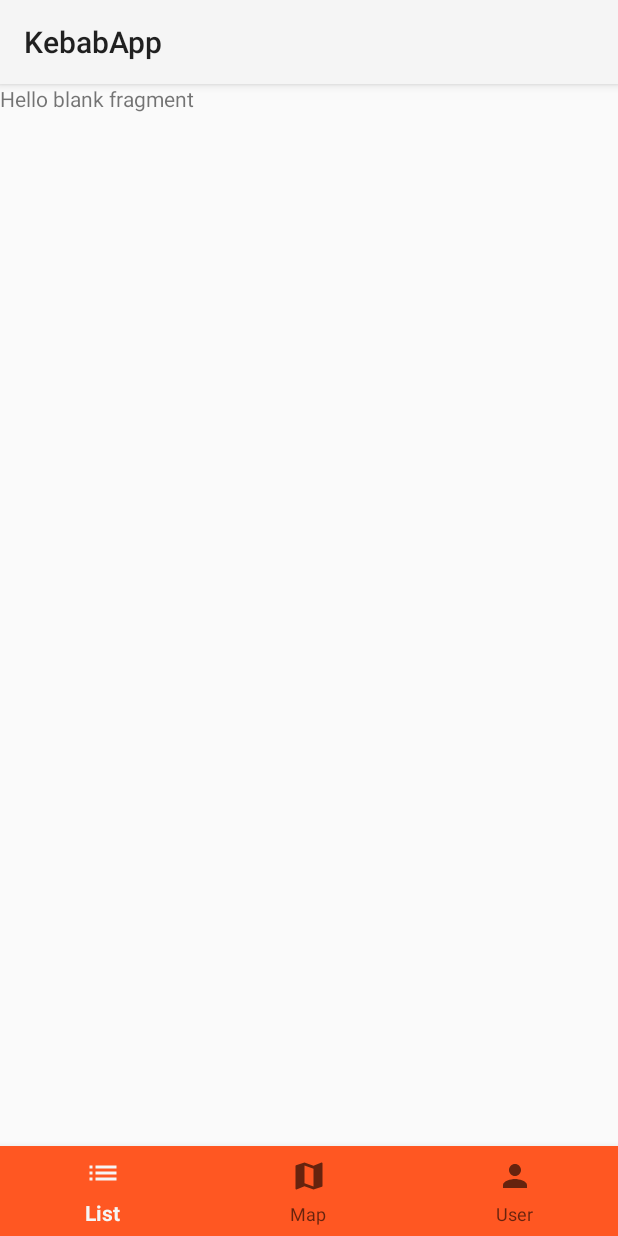
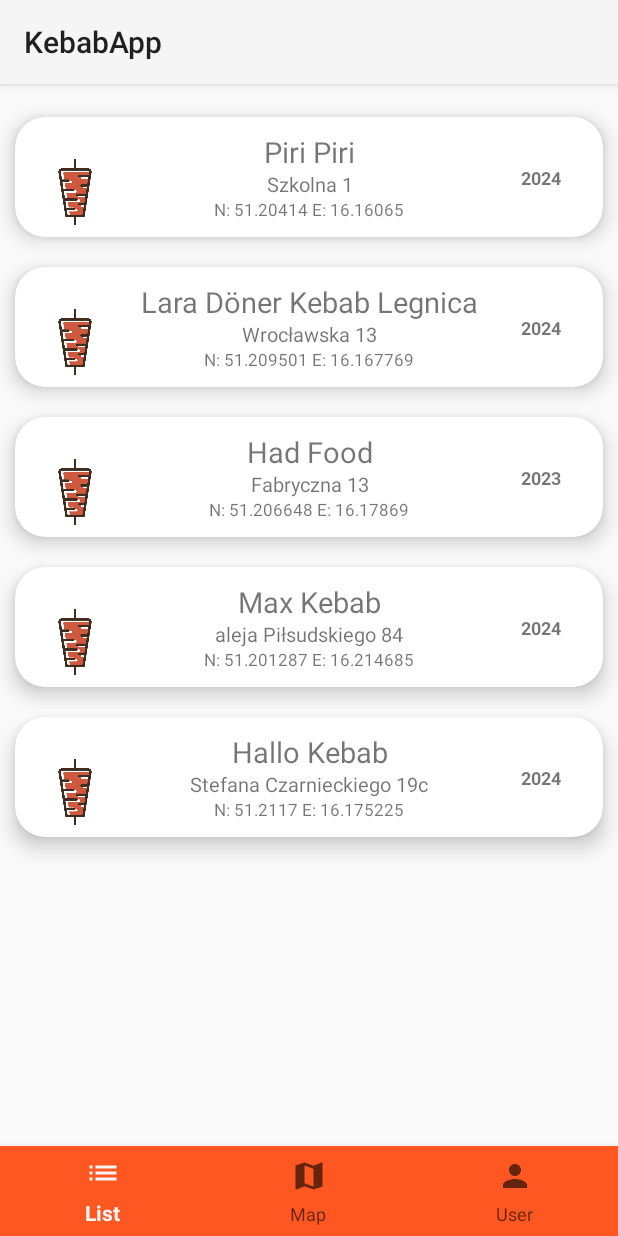
Before and after one commit to sam21401/Kebab-Map-App, an Android app built with Jetpack Compose: the KebabListFragment screen opened through its navigation route, on a phone screen of 412 x 824 dp. Run offline under Robolectric (Android 15) with nearby library versions, the phone set to English and light mode, and no system bars; our stand-ins replace navigation-ui.

Commit message:
1 kebab list (#24)
* fixing navigation bar

* styling nav bar

* code cleanup

* code cleanup v2

* implementing kebab places listing

* styling kebab list

* lint formating fixes

* cleanup v2

* cleanup v3

```diff
--- a/app/src/main/assets/sampledata.json
+++ b/app/src/main/assets/sampledata.json
@@ -3,18 +3,35 @@
     "kebabName": "Piri Piri",
     "address": "Szkolna 1",
     "lat": "51.204140",
-    "long": "16.160650"
+    "long": "16.160650",
+    "openingYear": "2024"
   },
   {
     "kebabName": "Lara Döner Kebab Legnica",
     "address": "Wrocławska 13",
     "lat": "51.209501",
-    "long": "16.167769"
+    "long": "16.167769",
+    "openingYear": "2024"
   },
   {
     "kebabName": "Had Food",
     "address": "Fabryczna 13",
     "lat": "51.206648",
-    "long": "16.178690"
+    "long": "16.178690",
+    "openingYear": "2023"
+  },
+  {
+    "kebabName": "Max Kebab",
+    "address": "aleja Piłsudskiego 84",
+    "lat": "51.201287",
+    "long":"16.214685",
+    "openingYear": "2024"
+  },
+  {
+    "kebabName": "Hallo Kebab",
+    "address": "Stefana Czarnieckiego 19c",
+    "lat": "51.211700",
+    "long": "16.175225",
+    "openingYear": "2024"
   }
 ]
--- a/app/src/main/java/com/example/kebabapp/KebabPlaceItem.kt
+++ b/app/src/main/java/com/example/kebabapp/KebabPlaceItem.kt
@@ -5,4 +5,5 @@ data class KebabPlaceItem(
     val kebabName: String,
     val lat: Double,
     val long: Double,
+    val openingYear: Int,
 )
--- /dev/null
+++ b/app/src/main/java/com/example/kebabapp/fragments/kebablist/AdapterClass.kt
@@ -0,0 +1,46 @@
+package com.example.kebabapp.fragments.kebablist
+
+import android.view.LayoutInflater
+import android.view.View
+import android.view.ViewGroup
+import android.widget.TextView
+import androidx.recyclerview.widget.RecyclerView
+import com.example.kebabapp.KebabPlaces
+import com.example.kebabapp.R
+
+class AdapterClass(private val dataList: KebabPlaces) : RecyclerView.Adapter<AdapterClass.ViewHolderClass>() {
+    class ViewHolderClass(itemView: View) : RecyclerView.ViewHolder(itemView) {
+        val rvName: TextView = itemView.findViewById(R.id.kebab_name)
+        val rvAddress: TextView = itemView.findViewById(R.id.kebab_address)
+        val rvOpeningYear: TextView = itemView.findViewById(R.id.kebab_opening_year)
+        val rvLatLng: TextView = itemView.findViewById(R.id.kebab_latlng)
+    }
+
+    override fun onCreateViewHolder(
+        parent: ViewGroup,
+        viewType: Int,
+    ): ViewHolderClass {
+        val itemView = LayoutInflater.from(parent.context).inflate(R.layout.item_layout, parent, false)
+        return ViewHolderClass(itemView)
+    }
+
+    override fun getItemCount(): Int {
+        return dataList.size
+    }
+
+    override fun onBindViewHolder(
+        holder: ViewHolderClass,
+        position: Int,
+    ) {
+        val currentItem = dataList[position]
+        holder.rvName.text = currentItem.kebabName
+        holder.rvAddress.text = currentItem.address
+        holder.rvLatLng.text =
+            holder.itemView.context.getString(
+                R.string.lat_lng_format,
+                currentItem.lat.toString(),
+                currentItem.long.toString(),
+            )
+        holder.rvOpeningYear.text = currentItem.openingYear.toString()
+    }
+}
--- a/app/src/main/java/com/example/kebabapp/fragments/kebablist/KebabListFragment.kt
+++ b/app/src/main/java/com/example/kebabapp/fragments/kebablist/KebabListFragment.kt
@@ -5,15 +5,30 @@ import android.view.LayoutInflater
 import android.view.View
 import android.view.ViewGroup
 import androidx.fragment.app.Fragment
+import androidx.lifecycle.ViewModelProvider
+import androidx.recyclerview.widget.LinearLayoutManager
+import androidx.recyclerview.widget.RecyclerView
+import com.example.kebabapp.KebabPlaceViewModel
 import com.example.kebabapp.R
 
 class KebabListFragment : Fragment() {
+    private lateinit var recyclerView: RecyclerView
+
     override fun onCreateView(
         inflater: LayoutInflater,
         container: ViewGroup?,
         savedInstanceState: Bundle?,
     ): View? {
-        // Inflate the layout for this fragment
-        return inflater.inflate(R.layout.fragment_kebab_list, container, false)
+        val view = inflater.inflate(R.layout.fragment_kebab_list, container, false)
+        recyclerView = view.findViewById(R.id.recyclerView)
+        recyclerView.layoutManager = LinearLayoutManager(context)
+        recyclerView.setHasFixedSize(true)
+        getData()
+        return view
+    }
+
+    private fun getData() {
+        val kebabViewModel = ViewModelProvider(requireActivity()).get(KebabPlaceViewModel::class.java)
+        recyclerView.adapter = AdapterClass(kebabViewModel.getKebabPlaces())
     }
 }
--- a/app/src/main/java/com/example/kebabapp/fragments/kebabmap/KebabMapFragment.kt
+++ b/app/src/main/java/com/example/kebabapp/fragments/kebabmap/KebabMapFragment.kt
@@ -26,19 +26,12 @@ class KebabMapFragment : Fragment() {
         OnMapReadyCallback { googleMap ->
 
             val legnicaCity = LatLng(51.2070, 16.1753)
-            val exampleKebabLatLng = LatLng(51.204137, 16.160657)
             val kebabViewModel = ViewModelProvider(requireActivity()).get(KebabPlaceViewModel::class.java)
             Log.i("XDDDDDDDD", kebabViewModel.getKebabPlaces().toString())
-        /*val markerOptionKebab = MarkerOptions()
-        markerOptionKebab.position(ExampleKebabLatLng)
-        markerOptionKebab.title("Piri-Piri")
-        markerOptionKebab.snippet("Craft Kebab!")
-        markerOptionKebab.icon(BitmapDescriptorFactory.fromBitmap(getBitmapFromDrawable(R.drawable.ic_kebab_marker)))*/
-            var listOfMarkers = createListOfMarkers(kebabViewModel.getKebabPlaces())
+            val listOfMarkers = createListOfMarkers(kebabViewModel.getKebabPlaces())
             for (e in listOfMarkers) {
                 googleMap.addMarker(e)
             }
-            // googleMap.addMarker(markerOptionKebab)
             googleMap.moveCamera(CameraUpdateFactory.newLatLngZoom(legnicaCity, 14f))
             googleMap.setMapStyle(MapStyleOptions.loadRawResourceStyle(context, R.raw.map_style_basic))
         }
@@ -71,9 +64,9 @@ class KebabMapFragment : Fragment() {
     }
 
     private fun createListOfMarkers(kebabPlaces: KebabPlaces): MutableList<MarkerOptions> {
-        var listOfMarkers: MutableList<MarkerOptions> = mutableListOf()
+        val listOfMarkers: MutableList<MarkerOptions> = mutableListOf()
         for (item in kebabPlaces) {
-            var markerOptions = MarkerOptions()
+            val markerOptions = MarkerOptions()
             markerOptions.title(item.kebabName)
             markerOptions.snippet(item.address)
             markerOptions.position(LatLng(item.lat, item.long))
--- a/app/src/main/res/layout/fragment_kebab_list.xml
+++ b/app/src/main/res/layout/fragment_kebab_list.xml
@@ -1,14 +1,13 @@
 <?xml version="1.0" encoding="utf-8"?>
-<FrameLayout xmlns:android="http://schemas.android.com/apk/res/android"
-    xmlns:tools="http://schemas.android.com/tools"
-    android:layout_width="match_parent"
-    android:layout_height="match_parent"
-    tools:context=".fragments.kebablist.KebabListFragment">
-
-    <!-- TODO: Update blank fragment layout -->
-    <TextView
+<androidx.constraintlayout.widget.ConstraintLayout android:layout_height="match_parent"
+    xmlns:android="http://schemas.android.com/apk/res/android"
+    android:layout_width="match_parent">
+    <androidx.recyclerview.widget.RecyclerView
         android:layout_width="match_parent"
         android:layout_height="match_parent"
-        android:text="@string/hello_blank_fragment" />
+        android:id="@+id/recyclerView"
+        android:layout_marginTop="12dp">
 
-</FrameLayout>
+    </androidx.recyclerview.widget.RecyclerView>
+
+</androidx.constraintlayout.widget.ConstraintLayout>
--- /dev/null
+++ b/app/src/main/res/layout/item_layout.xml
@@ -0,0 +1,79 @@
+<?xml version="1.0" encoding="utf-8"?>
+<androidx.cardview.widget.CardView xmlns:android="http://schemas.android.com/apk/res/android"
+    android:layout_width="match_parent"
+    android:layout_height="wrap_content"
+    android:layout_marginHorizontal="10dp"
+    android:layout_marginVertical="10dp"
+    xmlns:app="http://schemas.android.com/apk/res-auto"
+    app:cardCornerRadius="20dp"
+    app:cardElevation="8dp">
+
+    <androidx.constraintlayout.widget.ConstraintLayout
+        android:layout_width="match_parent"
+        android:layout_height="80dp">
+
+        <ImageView
+            android:id="@+id/kebab_logo"
+            android:layout_width="60dp"
+            android:layout_height="60dp"
+            android:layout_marginStart="10dp"
+            android:adjustViewBounds="true"
+            android:padding="8dp"
+            android:scaleType="fitXY"
+            android:src="@drawable/ic_kebab_marker"
+            app:layout_constraintBottom_toBottomOf="parent"
+            app:layout_constraintStart_toStartOf="parent"
+            android:contentDescription="@string/kebab_logo"/>
+
+        <TextView
+            android:id="@+id/kebab_name"
+            android:layout_width="wrap_content"
+            android:layout_height="wrap_content"
+            android:gravity="center_vertical|center_horizontal"
+            android:textSize="19sp"
+            app:layout_constraintBottom_toBottomOf="parent"
+            app:layout_constraintEnd_toEndOf="parent"
+            app:layout_constraintStart_toStartOf="parent"
+            app:layout_constraintTop_toTopOf="parent"
+            app:layout_constraintVertical_bias="0.185" />
+
+        <TextView
+            android:id="@+id/kebab_address"
+            android:layout_width="wrap_content"
+            android:layout_height="wrap_content"
+            android:gravity="center_vertical|center_horizontal"
+            android:textSize="13sp"
+            app:layout_constraintBottom_toBottomOf="parent"
+            app:layout_constraintEnd_toEndOf="parent"
+            app:layout_constraintHorizontal_bias="0.501"
+            app:layout_constraintStart_toStartOf="parent"
+            app:layout_constraintTop_toTopOf="parent"
+            app:layout_constraintVertical_bias="0.58" />
+
+        <TextView
+            android:id="@+id/kebab_latlng"
+            android:layout_width="wrap_content"
+            android:layout_height="wrap_content"
+            android:gravity="center_vertical|center_horizontal"
+            android:textSize="11sp"
+            app:layout_constraintBottom_toBottomOf="parent"
+            app:layout_constraintEnd_toEndOf="parent"
+            app:layout_constraintStart_toStartOf="parent"
+            app:layout_constraintTop_toTopOf="parent"
+            app:layout_constraintVertical_bias="0.83" />
+
+        <TextView
+            android:id="@+id/kebab_opening_year"
+            android:layout_width="wrap_content"
+            android:layout_height="wrap_content"
+            android:gravity="center_vertical|center_horizontal"
+            android:textSize="12sp"
+            android:textStyle="bold"
+            app:layout_constraintBottom_toBottomOf="parent"
+            app:layout_constraintEnd_toEndOf="parent"
+            app:layout_constraintHorizontal_bias="0.923"
+            app:layout_constraintStart_toStartOf="parent"
+            app:layout_constraintTop_toTopOf="parent" />
+    </androidx.constraintlayout.widget.ConstraintLayout>
+
+</androidx.cardview.widget.CardView>
--- a/app/src/main/res/values/strings.xml
+++ b/app/src/main/res/values/strings.xml
@@ -4,13 +4,13 @@
     <string name="login_button_text">Log In</string>
     <string name="no_login_button_text">Continue Without Log In</string>
     <string name="kebabapplogo">KebabAppLogo</string>
-
+    <string name="kebab_logo">Kebab Logo</string>
     <!-- Strings used for fragments for navigation -->
     <string name="first_fragment_label">First Fragment</string>
     <string name="second_fragment_label">Second Fragment</string>
     <string name="next">Next</string>
     <string name="previous">Previous</string>
-
+    <string name="lat_lng_format">N: %1$s E: %2$s</string>
     <string name="lorem_ipsum">
         Lorem ipsum dolor sit amet, consectetur adipiscing elit. Nam in scelerisque sem. Mauris
         volutpat, dolor id interdum ullamcorper, risus dolor egestas lectus, sit amet mattis purus
@@ -47,6 +47,5 @@
         libero vel nunc consequat, quis tincidunt nisl eleifend. Cras bibendum enim a justo luctus
         vestibulum. Fusce dictum libero quis erat maximus, vitae volutpat diam dignissim.
     </string>
-    <!-- TODO: Remove or change this placeholder text -->
     <string name="hello_blank_fragment">Hello blank fragment</string>
 </resources>
```
